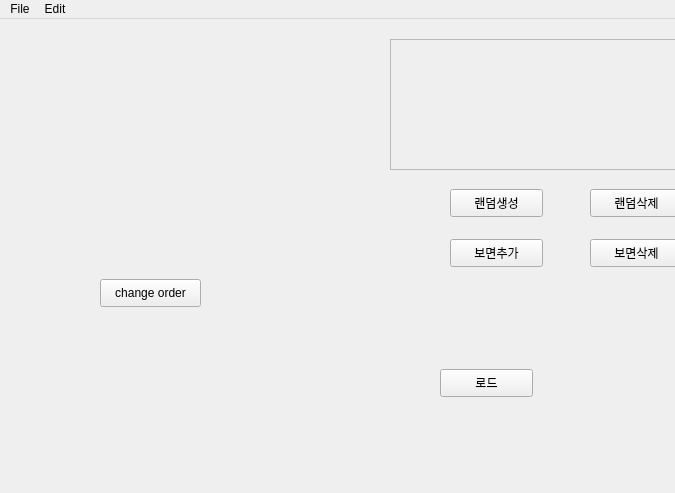
Old version of the form code/mainWindow.ui in the repository Neutrinoant/TaikoEditor; both pictures show x 0 to 675 and y 0 to 493 of the 907 by 744 pixel window.
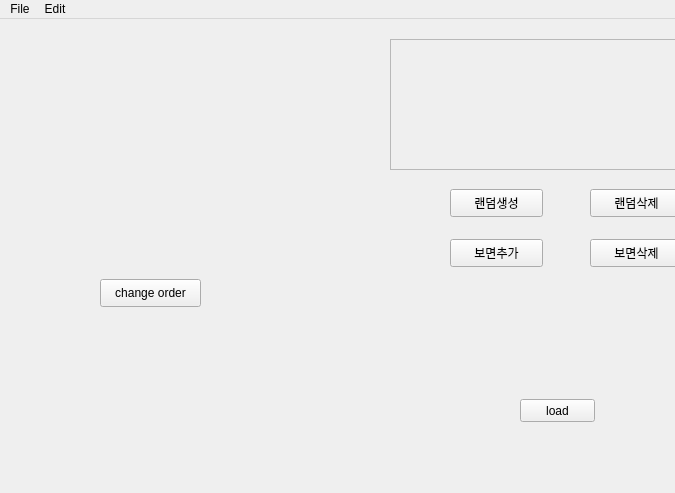
New version of the form. Icons and pictures are not drawn.

```diff
--- a/code/mainWindow.ui
+++ b/code/mainWindow.ui
@@ -65,25 +65,6 @@
      <bool>true</bool>
     </property>
    </widget>
-   <widget class="QLabel" name="label_don2">
-    <property name="geometry">
-     <rect>
-      <x>140</x>
-      <y>140</y>
-      <width>111</width>
-      <height>101</height>
-     </rect>
-    </property>
-    <property name="text">
-     <string/>
-    </property>
-    <property name="pixmap">
-     <pixmap resource="track.qrc">:/res/res/note/img_don.png</pixmap>
-    </property>
-    <property name="scaledContents">
-     <bool>true</bool>
-    </property>
-   </widget>
    <widget class="QPushButton" name="push_add">
     <property name="geometry">
      <rect>
@@ -210,17 +191,36 @@
      <string>보면삭제</string>
     </property>
    </widget>
+   <widget class="QLabel" name="label_don2">
+    <property name="geometry">
+     <rect>
+      <x>250</x>
+      <y>30</y>
+      <width>109</width>
+      <height>112</height>
+     </rect>
+    </property>
+    <property name="text">
+     <string/>
+    </property>
+    <property name="pixmap">
+     <pixmap resource="track.qrc">:/res/res/note/img_don.png</pixmap>
+    </property>
+    <property name="scaledContents">
+     <bool>true</bool>
+    </property>
+   </widget>
    <widget class="QPushButton" name="push_load">
     <property name="geometry">
      <rect>
-      <x>440</x>
-      <y>350</y>
-      <width>93</width>
-      <height>28</height>
+      <x>520</x>
+      <y>380</y>
+      <width>75</width>
+      <height>23</height>
      </rect>
     </property>
     <property name="text">
-     <string>로드</string>
+     <string>load</string>
     </property>
    </widget>
   </widget>
```
Left out of the diff: 2 changed lines with no effect on the pictures.
